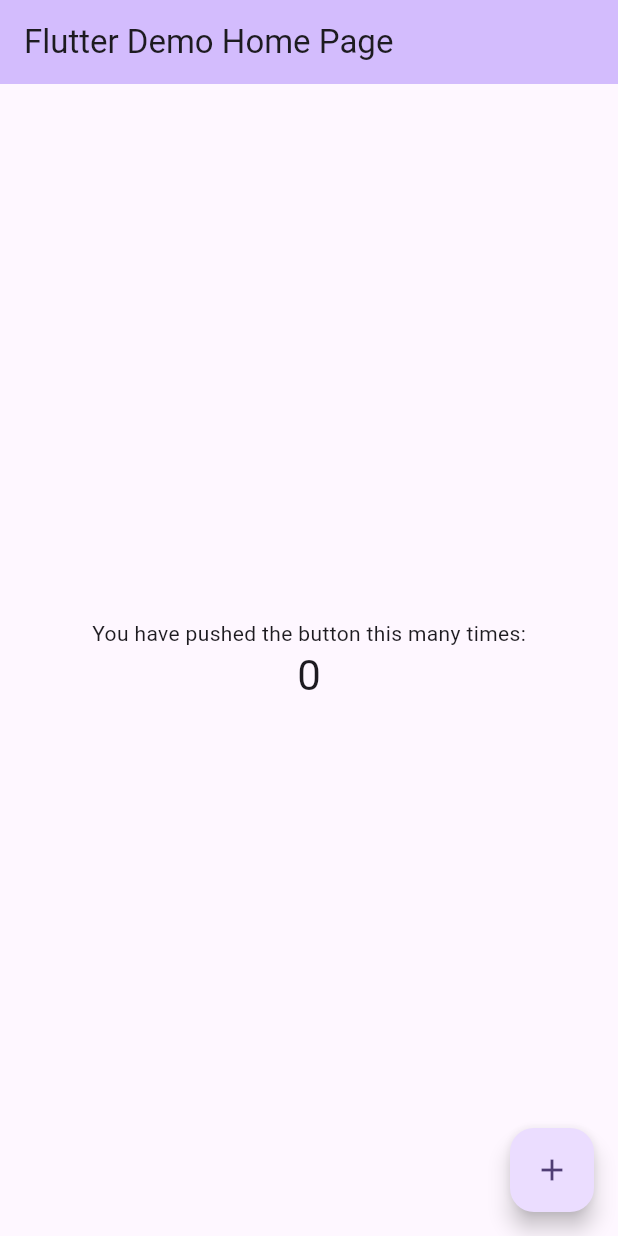
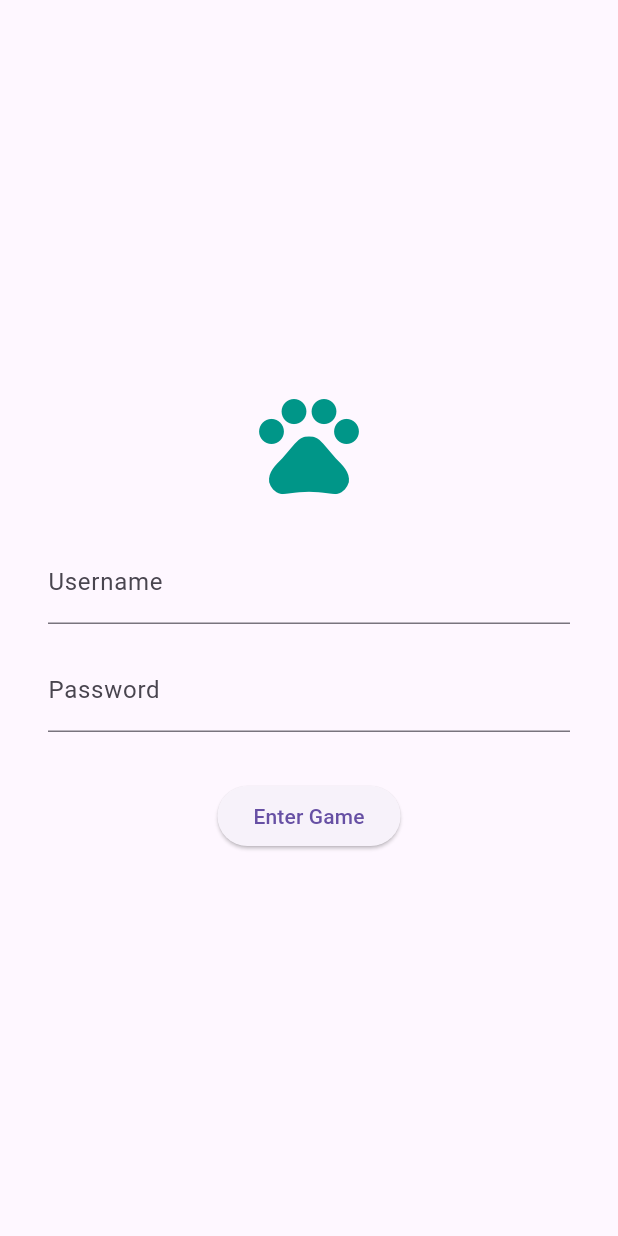
Before and after one commit to FlotschiL/TamaGo_frontend, a Flutter app: the screen it shows after launch, on a phone screen of 412 x 824 dp. Run offline on Flutter 3.47's test engine with Material 3 defaults, Android fonts, the light colour scheme and no system bars.

Commit message:
Navigation layout preview

```diff
--- a/tamago/lib/main.dart
+++ b/tamago/lib/main.dart
@@ -1,122 +1,171 @@
 import 'package:flutter/material.dart';
-
+import "package:tamago/utils/login_screen.dart";
+import "package:tamago/pages/living.dart";
 void main() {
-  runApp(const MyApp());
+  runApp(const TamagotchiApp());
 }
 
-class MyApp extends StatelessWidget {
-  const MyApp({super.key});
+class TamagotchiApp extends StatelessWidget {
+  const TamagotchiApp({super.key});
 
-  // This widget is the root of your application.
   @override
   Widget build(BuildContext context) {
     return MaterialApp(
-      title: 'Flutter Demo',
+      title: 'Tamagotchi Clone',
       theme: ThemeData(
-        // This is the theme of your application.
-        //
-        // TRY THIS: Try running your application with "flutter run". You'll see
-        // the application has a purple toolbar. Then, without quitting the app,
-        // try changing the seedColor in the colorScheme below to Colors.green
-        // and then invoke "hot reload" (save your changes or press the "hot
-        // reload" button in a Flutter-supported IDE, or press "r" if you used
-        // the command line to start the app).
-        //
-        // Notice that the counter didn't reset back to zero; the application
-        // state is not lost during the reload. To reset the state, use hot
-        // restart instead.
-        //
-        // This works for code too, not just values: Most code changes can be
-        // tested with just a hot reload.
-        colorScheme: .fromSeed(seedColor: Colors.deepPurple),
+        primarySwatch: Colors.teal,
+        visualDensity: VisualDensity.adaptivePlatformDensity,
       ),
-      home: const MyHomePage(title: 'Flutter Demo Home Page'),
+      // Start at the Login Screen
+      home: const LoginScreen(),
     );
   }
 }
 
-class MyHomePage extends StatefulWidget {
-  const MyHomePage({super.key, required this.title});
-
-  // This widget is the home page of your application. It is stateful, meaning
-  // that it has a State object (defined below) that contains fields that affect
-  // how it looks.
-
-  // This class is the configuration for the state. It holds the values (in this
-  // case the title) provided by the parent (in this case the App widget) and
-  // used by the build method of the State. Fields in a Widget subclass are
-  // always marked "final".
-
-  final String title;
+// ==========================================
+// 2. MAIN NAVIGATION SHELL (The "Rooms")
+// ==========================================
+class MainGameNavigation extends StatefulWidget {
+  const MainGameNavigation({super.key});
 
   @override
-  State<MyHomePage> createState() => _MyHomePageState();
+  State<MainGameNavigation> createState() => _MainGameNavigationState();
 }
 
-class _MyHomePageState extends State<MyHomePage> {
-  int _counter = 0;
+class _MainGameNavigationState extends State<MainGameNavigation> {
+  int _currentIndex = 0;
 
-  void _incrementCounter() {
+  // List of our "Room" widgets.
+  // As your app grows, these will be moved to their own files.
+  final List<Widget> _rooms = [
+    const LivingRoomScreen(),
+    const KitchenScreen(),
+    const BathroomScreen(),
+  ];
+
+  void _onTabTapped(int index) {
     setState(() {
-      // This call to setState tells the Flutter framework that something has
-      // changed in this State, which causes it to rerun the build method below
-      // so that the display can reflect the updated values. If we changed
-      // _counter without calling setState(), then the build method would not be
-      // called again, and so nothing would appear to happen.
-      _counter++;
+      _currentIndex = index;
     });
   }
 
   @override
   Widget build(BuildContext context) {
-    // This method is rerun every time setState is called, for instance as done
-    // by the _incrementCounter method above.
-    //
-    // The Flutter framework has been optimized to make rerunning build methods
-    // fast, so that you can just rebuild anything that needs updating rather
-    // than having to individually change instances of widgets.
     return Scaffold(
       appBar: AppBar(
-        // TRY THIS: Try changing the color here to a specific color (to
-        // Colors.amber, perhaps?) and trigger a hot reload to see the AppBar
-        // change color while the other colors stay the same.
-        backgroundColor: Theme.of(context).colorScheme.inversePrimary,
-        // Here we take the value from the MyHomePage object that was created by
-        // the App.build method, and use it to set our appbar title.
-        title: Text(widget.title),
+        title: const Text('My Tamagotchi'),
+        centerTitle: true,
+        actions: [
+          // A placeholder for overall stats (like coins or level)
+          Center(
+            child: Padding(
+              padding: const EdgeInsets.only(right: 16.0),
+              child: Text('Level 5', style: const TextStyle(fontWeight: FontWeight.bold)),
+            ),
+          )
+        ],
       ),
-      body: Center(
-        // Center is a layout widget. It takes a single child and positions it
-        // in the middle of the parent.
-        child: Column(
-          // Column is also a layout widget. It takes a list of children and
-          // arranges them vertically. By default, it sizes itself to fit its
-          // children horizontally, and tries to be as tall as its parent.
-          //
-          // Column has various properties to control how it sizes itself and
-          // how it positions its children. Here we use mainAxisAlignment to
-          // center the children vertically; the main axis here is the vertical
-          // axis because Columns are vertical (the cross axis would be
-          // horizontal).
-          //
-          // TRY THIS: Invoke "debug painting" (choose the "Toggle Debug Paint"
-          // action in the IDE, or press "p" in the console), to see the
-          // wireframe for each widget.
-          mainAxisAlignment: .center,
-          children: [
-            const Text('You have pushed the button this many times:'),
-            Text(
-              '$_counter',
-              style: Theme.of(context).textTheme.headlineMedium,
-            ),
-          ],
-        ),
+      // The body switches out based on the selected navigation tab
+      body: IndexedStack(
+        index: _currentIndex,
+        children: _rooms,
       ),
-      floatingActionButton: FloatingActionButton(
-        onPressed: _incrementCounter,
-        tooltip: 'Increment',
-        child: const Icon(Icons.add),
+      bottomNavigationBar: BottomNavigationBar(
+        currentIndex: _currentIndex,
+        onTap: _onTabTapped,
+        selectedItemColor: Colors.teal,
+        unselectedItemColor: Colors.grey,
+        items: const [
+          BottomNavigationBarItem(
+            icon: Icon(Icons.chair),
+            label: 'Living Room',
+          ),
+          BottomNavigationBarItem(
+            icon: Icon(Icons.restaurant),
+            label: 'Kitchen',
+          ),
+          BottomNavigationBarItem(
+            icon: Icon(Icons.bathtub),
+            label: 'Bathroom',
+          ),
+        ],
       ),
     );
   }
 }
+
+// ==========================================
+// 3. THE ROOMS (UI Placeholders)
+// ==========================================
+
+/*class LivingRoomScreen extends StatelessWidget {
+  const LivingRoomScreen({Key? key}) : super(key: key);
+
+  @override
+  Widget build(BuildContext context) {
+    return Center(
+      child: Column(
+        mainAxisAlignment: MainAxisAlignment.center,
+        children: [
+          const Icon(Icons.chair, size: 100, color: Colors.blueGrey),
+          const SizedBox(height: 20),
+          const Text('Living Room', style: TextStyle(fontSize: 24)),
+          const Text('Where your pet rests and gets petted.'),
+          const SizedBox(height: 20),
+          ElevatedButton(
+            onPressed: () { /* Pet logic */ },
+            child: const Text('Pet the Tamagotchi'),
+          )
+        ],
+      ),
+    );
+  }
+}
+*/
+class KitchenScreen extends StatelessWidget {
+  const KitchenScreen({super.key});
+
+  @override
+  Widget build(BuildContext context) {
+    return Center(
+      child: Column(
+        mainAxisAlignment: MainAxisAlignment.center,
+        children: [
+          const Icon(Icons.restaurant, size: 100, color: Colors.orange),
+          const SizedBox(height: 20),
+          const Text('Kitchen', style: TextStyle(fontSize: 24)),
+          const Text('Time to eat!'),
+          const SizedBox(height: 20),
+          ElevatedButton(
+            onPressed: () { /* Feed logic */ },
+            child: const Text('Feed'),
+          )
+        ],
+      ),
+    );
+  }
+}
+
+class BathroomScreen extends StatelessWidget {
+  const BathroomScreen({super.key});
+
+  @override
+  Widget build(BuildContext context) {
+    return Center(
+      child: Column(
+        mainAxisAlignment: MainAxisAlignment.center,
+        children: [
+          const Icon(Icons.bathtub, size: 100, color: Colors.lightBlue),
+          const SizedBox(height: 20),
+          const Text('Bathroom', style: TextStyle(fontSize: 24)),
+          const Text('Keep your pet clean.'),
+          const SizedBox(height: 20),
+          ElevatedButton(
+            onPressed: () { /* Clean logic */ },
+            child: const Text('Clean'),
+          )
+        ],
+      ),
+    );
+  }
+}
--- a/tamago/lib/pages/living.dart
+++ b/tamago/lib/pages/living.dart
@@ -1,10 +1,10 @@
 import 'package:flutter/material.dart';
 
 void main() {
-  runApp(const TamagotchiApp());
+  runApp(const LivingRoomScreen());
 }
-class TamagotchiApp extends StatelessWidget {
-  const TamagotchiApp({super.key});
+class LivingRoomScreen extends StatelessWidget {
+  const LivingRoomScreen({super.key});
 
   @override
   Widget build(BuildContext context) {
--- /dev/null
+++ b/tamago/lib/utils/login_screen.dart
@@ -0,0 +1,61 @@
+import 'package:flutter/material.dart';
+import "package:tamago/main.dart";
+// ==========================================
+// 1. LOGIN SCREEN (Auth Structure)
+// ==========================================
+class LoginScreen extends StatefulWidget {
+  const LoginScreen({Key? key}) : super(key: key);
+
+  @override
+  State<LoginScreen> createState() => _LoginScreenState();
+}
+
+class _LoginScreenState extends State<LoginScreen> {
+  final _usernameController = TextEditingController();
+  final _passwordController = TextEditingController();
+
+  void _mockLogin() {
+    // TODO: Implement actual secure storage saving here later.
+    final username = _usernameController.text;
+    final password = _passwordController.text;
+    print("Credentials saved for: $username (Bypassing auth...)");
+
+    // Bypass login and navigate to the Main Game UI
+    Navigator.of(context).pushReplacement(
+      MaterialPageRoute(builder: (context) => const MainGameNavigation()),
+    );
+  }
+
+  @override
+  Widget build(BuildContext context) {
+    return Scaffold(
+      body: Center(
+        child: Padding(
+          padding: const EdgeInsets.all(32.0),
+          child: Column(
+            mainAxisAlignment: MainAxisAlignment.center,
+            children: [
+              const Icon(Icons.pets, size: 80, color: Colors.teal),
+              const SizedBox(height: 24),
+              TextField(
+                controller: _usernameController,
+                decoration: const InputDecoration(labelText: 'Username'),
+              ),
+              const SizedBox(height: 16),
+              TextField(
+                controller: _passwordController,
+                decoration: const InputDecoration(labelText: 'Password'),
+                obscureText: true,
+              ),
+              const SizedBox(height: 32),
+              ElevatedButton(
+                onPressed: _mockLogin,
+                child: const Text('Enter Game'),
+              ),
+            ],
+          ),
+        ),
+      ),
+    );
+  }
+}
```
Also changed, not shown: 1 other file.
